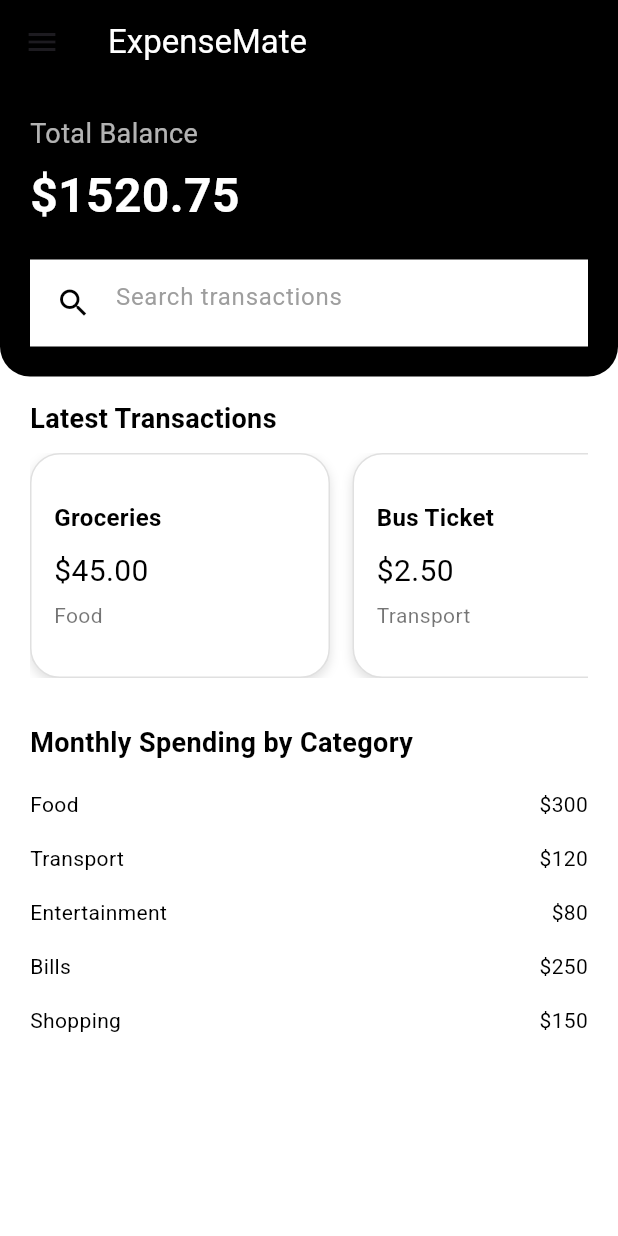
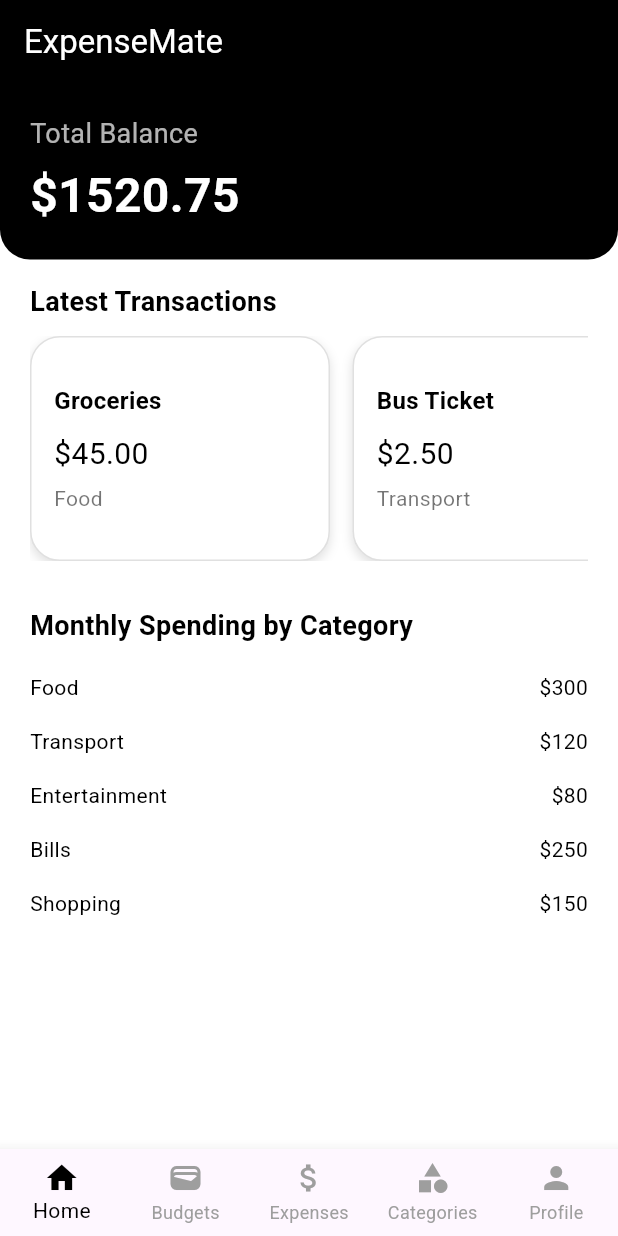
Before and after one commit to souleimarejeb/expenseMate, a Flutter app: the screen it shows after launch, on a phone screen of 412 x 824 dp. Run offline on Flutter 3.47's test engine with Material 3 defaults, Android fonts, the phone set to English and light mode, and no system bars; our stand-ins replace sqflite; accounts and stored records are empty.

Commit message:
Refactor: Replace Drawer Navigator with BottomAppNavigator

```diff
--- a/lib/features/home/home_page.dart
+++ b/lib/features/home/screens/home_page.dart
@@ -1,4 +1,3 @@
-import 'package:expensemate/features/home/app_drawer.dart';
 import 'package:flutter/material.dart';
 
 class HomePage extends StatefulWidget {
@@ -33,7 +32,6 @@ class _HomePageState extends State<HomePage> {
         backgroundColor: Colors.black,
          title: Text('ExpenseMate', style: TextStyle(color: Colors.white)),
       ),
-       drawer: AppDrawer(),
       body: SafeArea(
         child: Column(
           crossAxisAlignment: CrossAxisAlignment.start,
@@ -52,19 +50,6 @@ class _HomePageState extends State<HomePage> {
                   SizedBox(height: 5),
                   Text("\$${totalAmount.toStringAsFixed(2)}",
                       style: TextStyle(color: Colors.white, fontSize: 32, fontWeight: FontWeight.bold)),
-                  SizedBox(height: 20),
-                  Container(
-                    padding: EdgeInsets.all(5),
-                    decoration: BoxDecoration(color: Colors.white),
-                    child: TextField(
-                      decoration: InputDecoration(
-                        border: InputBorder.none,
-                        prefixIcon: Icon(Icons.search, color: Colors.black),
-                        hintText: "Search transactions",
-                        hintStyle: TextStyle(color: Colors.grey),
-                      ),
-                    ),
-                  ),
                 ],
               ),
             ),
@@ -156,6 +141,6 @@ class _HomePageState extends State<HomePage> {
           ],
         ),
       ),
-    );
+);
   }
 }
--- /dev/null
+++ b/lib/features/widgets/main_layout.dart
@@ -0,0 +1,52 @@
+import 'package:flutter/material.dart';
+import 'package:expensemate/features/home/screens/home_page.dart';
+import 'package:expensemate/features/budget/screens/budget_list.dart';
+
+
+
+class MainLayout extends StatefulWidget {
+  const MainLayout({Key? key}) : super(key: key);
+
+  @override
+  State<MainLayout> createState() => _MainLayoutState();
+}
+
+class _MainLayoutState extends State<MainLayout> {
+  int _selectedIndex = 0;
+
+  final List<Widget> _pages = [
+    HomePage(),
+    AllBudgetsPage(),
+    Placeholder(),
+    Placeholder(),
+    const Placeholder(),
+  ];
+
+  void _onItemTapped(int index) {
+    setState(() {
+      _selectedIndex = index;
+    });
+  }
+
+  @override
+  Widget build(BuildContext context) {
+    return Scaffold(
+      body: _pages[_selectedIndex],
+      bottomNavigationBar: BottomNavigationBar(
+        currentIndex: _selectedIndex,
+        onTap: _onItemTapped,
+        type: BottomNavigationBarType.fixed,
+        selectedItemColor: Colors.black,
+        unselectedItemColor: Colors.grey,
+        showUnselectedLabels: true,
+        items: const [
+          BottomNavigationBarItem(icon: Icon(Icons.home), label: 'Home'),
+          BottomNavigationBarItem(icon: Icon(Icons.wallet), label: 'Budgets'),
+          BottomNavigationBarItem(icon: Icon(Icons.attach_money), label: 'Expenses'),
+          BottomNavigationBarItem(icon: Icon(Icons.category), label: 'Categories'),
+          BottomNavigationBarItem(icon: Icon(Icons.person), label: 'Profile'),
+        ],
+      ),
+    );
+  }
+}
--- a/lib/main.dart
+++ b/lib/main.dart
@@ -1,3 +1,4 @@
+import 'package:expensemate/features/widgets/main_layout.dart';
 import 'package:expensemate/routes/app_routes.dart';
 import 'package:flutter/material.dart';
 
@@ -18,6 +19,7 @@ class MyApp extends StatelessWidget {
  ),
       initialRoute: AppRoutes.home,
       onGenerateRoute: AppRoutes.generateRoute,
+       home: const MainLayout(),
     );
   }
 }
--- a/lib/routes/app_routes.dart
+++ b/lib/routes/app_routes.dart
@@ -1,7 +1,7 @@
 
 import 'package:expensemate/features/budget/screens/create_budget.dart';
 import 'package:expensemate/features/budget/screens/budget_list.dart';
-import 'package:expensemate/features/home/home_page.dart';
+import 'package:expensemate/features/home/screens/home_page.dart';
 import 'package:flutter/material.dart';
 
 
```
Also changed, not shown: lib/features/home/app_drawer.dart (deleted, +0 -69 lines), lib/features/home/screens/BottomNavBar.dart (added, +75 -0 lines).
